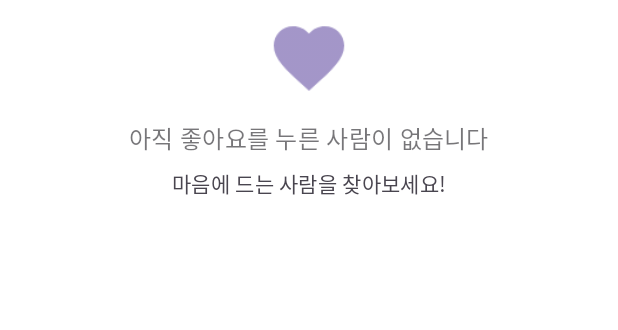
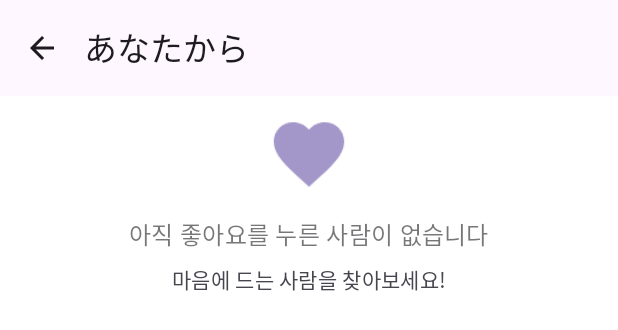
Before and after one commit to yonghun7478/tenshoku_and, an Android app built with Jetpack Compose: the @Preview function IineSitaHitoContentsEmptyPreview, on a phone screen of 412 x 824 dp. Shown: the top 330 px of the screen. Run offline under Robolectric (Android 15) with nearby library versions, the phone set to English and light mode, and no system bars; our stand-ins replace accompanist; pictures from the network do not load; Roboto replaces fonts that are not available here.

Commit message:
feat: Add TopAppBar to IineSitaHitoScreen and update UI
This commit introduces a `TopAppBar` to the `IineSitaHitoScreen` for improved navigation.
It also refactors UI to be more organized, updating the layout and visibility logic for empty states, list items, and loading indicators.
The back button is now available.

```diff
--- a/app/src/main/java/com/example/tokitoki/ui/screen/IineSitaHitoScreen.kt
+++ b/app/src/main/java/com/example/tokitoki/ui/screen/IineSitaHitoScreen.kt
@@ -6,6 +6,7 @@ import androidx.compose.foundation.layout.*
 import androidx.compose.foundation.lazy.LazyColumn
 import androidx.compose.foundation.lazy.items
 import androidx.compose.material.icons.Icons
+import androidx.compose.material.icons.filled.ArrowBack
 import androidx.compose.material.icons.filled.Favorite
 import androidx.compose.material3.*
 import androidx.compose.runtime.*
@@ -25,8 +26,6 @@ import com.example.tokitoki.ui.theme.TokitokiTheme
 import com.example.tokitoki.ui.viewmodel.IineSitaHitoViewModel
 import com.google.accompanist.swiperefresh.SwipeRefresh
 import com.google.accompanist.swiperefresh.rememberSwipeRefreshState
-import kotlinx.coroutines.flow.MutableStateFlow
-import kotlinx.coroutines.flow.StateFlow
 import kotlinx.coroutines.launch
 
 @Composable
@@ -45,6 +44,7 @@ fun IineSitaHitoScreen(
     )
 }
 
+@OptIn(ExperimentalMaterial3Api::class)
 @Composable
 fun IineSitaHitoContents(
     uiState: IineSitaHitoUiState,
@@ -58,7 +58,25 @@ fun IineSitaHitoContents(
         onRefresh = onRefresh,
         modifier = modifier.fillMaxSize()
     ) {
-        Box(modifier = Modifier.fillMaxSize()) {
+
+        Box(modifier = Modifier.fillMaxWidth()) {
+            Column(modifier = Modifier.fillMaxSize()) {
+                // Header
+                TopAppBar(
+                    title = { Text("あなたから") },
+                    navigationIcon = {
+                        IconButton(onClick = { /* TODO: Add navigation handler */ }) {
+                            Icon(
+                                imageVector = Icons.Default.ArrowBack,
+                                contentDescription = "Back"
+                            )
+                        }
+                    },
+                    colors = TopAppBarDefaults.topAppBarColors(
+                        containerColor = MaterialTheme.colorScheme.surface
+                    )
+                )
+
                 AnimatedVisibility(
                     visible = uiState.users.isEmpty() && !uiState.isLoading,
                     enter = fadeIn() + expandVertically(),
@@ -67,7 +85,6 @@ fun IineSitaHitoContents(
                     EmptyState(
                         modifier = Modifier
                             .fillMaxWidth()
-                        .align(Alignment.Center)
                     )
                 }
 
@@ -104,8 +121,10 @@ fun IineSitaHitoContents(
                         }
                     }
                 }
+            }
 
             AnimatedVisibility(
+                modifier = modifier.align(Alignment.BottomCenter),
                 visible = uiState.error != null,
                 enter = slideInVertically { it } + fadeIn(),
                 exit = slideOutVertically { it } + fadeOut()
```
Lines whose indentation alone changed are shown as unchanged.
